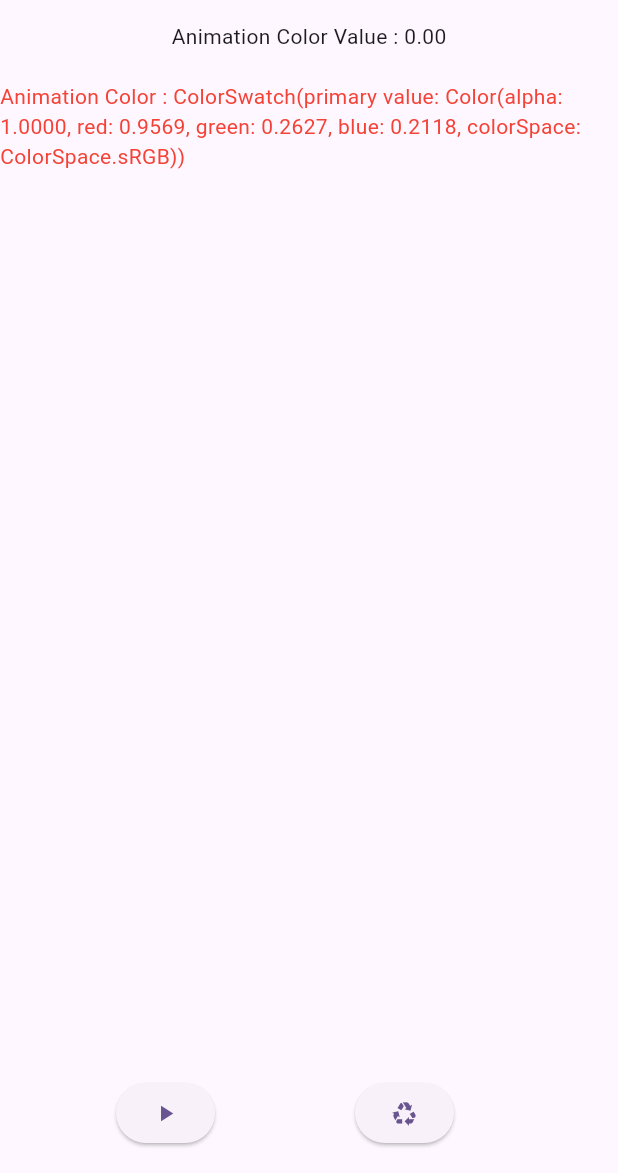
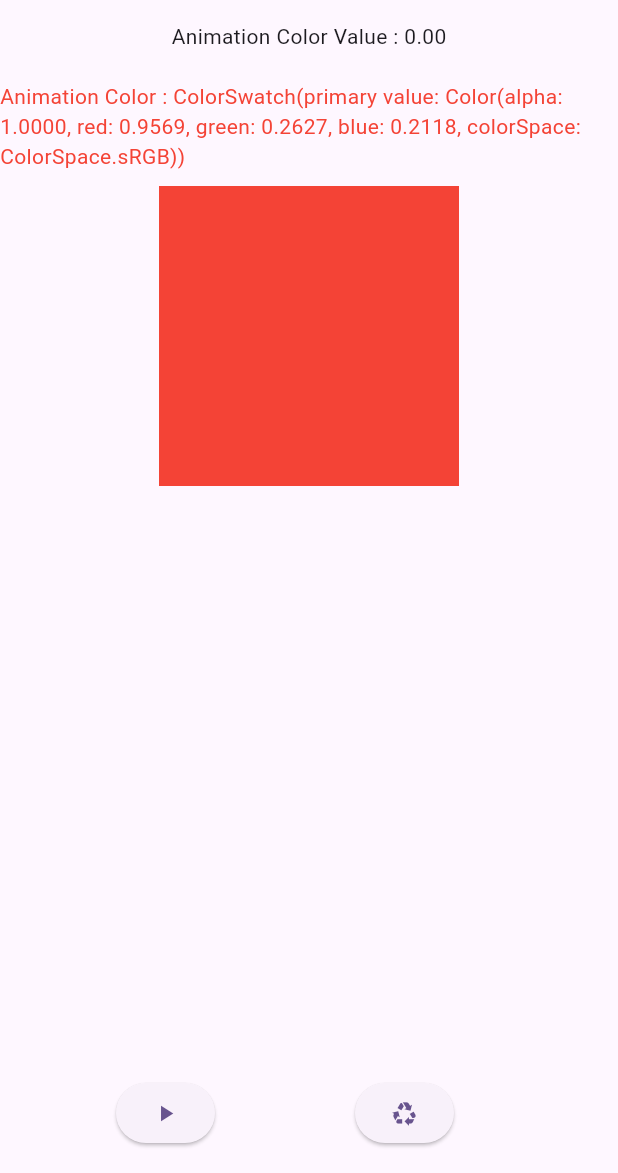
Before and after one commit to samih93/flutter_animation_tutorial, a Flutter app: the screen it shows after launch, on a phone screen of 412 x 824 dp, the part 63-1236 px from its top. Run offline on Flutter 3.47's test engine with Material 2 defaults, Android fonts, the light colour scheme and no system bars.

Commit message:
animation curves

```diff
--- /dev/null
+++ b/lib/animation_curves.dart
@@ -0,0 +1,75 @@
+import 'package:flutter/material.dart';
+
+class AnimationCurvesScreen extends StatefulWidget {
+  const AnimationCurvesScreen({super.key});
+
+  @override
+  State<AnimationCurvesScreen> createState() => _AnimationCurvesScreenState();
+}
+
+class _AnimationCurvesScreenState extends State<AnimationCurvesScreen>
+    with SingleTickerProviderStateMixin {
+  late AnimationController _animationController;
+
+  late Animation _animation;
+  //! or
+  // late Animation<Color> _animation;
+
+  @override
+  void initState() {
+    // TODO: implement initState
+    super.initState();
+    _animationController =
+        AnimationController(vsync: this, duration: const Duration(seconds: 2));
+    _animation = ColorTween(begin: Colors.red, end: Colors.blue).animate(
+        CurvedAnimation(
+            parent: _animationController, curve: Curves.bounceInOut))
+      ..addListener(() {
+        setState(() {});
+      })
+      ..addStatusListener((status) {});
+    // ! OR
+    // _animation = Tween<Color>(begin: Colors.red, end: Colors.blue)
+    //     .animate(_animationController);
+  }
+
+  @override
+  Widget build(BuildContext context) {
+    return Scaffold(
+      appBar: AppBar(title: const Text("Animation Color status")),
+      body: Center(
+          child: Column(children: [
+        Text(
+            "Animation Color Value : ${_animationController.value.toStringAsFixed(2)}"),
+        const SizedBox(
+          height: 20,
+        ),
+        Text(
+          "Animation Color : ${_animation.value}",
+          style: TextStyle(color: _animation.value),
+        ),
+        SizedBox(
+          height: 10,
+        ),
+        Container(
+          color: _animation.value,
+          height: 200,
+          width: 200,
+        )
+      ])),
+      floatingActionButton:
+          Row(mainAxisAlignment: MainAxisAlignment.spaceEvenly, children: [
+        ElevatedButton(
+            onPressed: () {
+              _animationController.forward();
+            },
+            child: Icon(Icons.play_arrow)),
+        ElevatedButton(
+            onPressed: () {
+              _animationController.reverse();
+            },
+            child: Icon(Icons.recycling_sharp))
+      ]),
+    );
+  }
+}
--- a/lib/main.dart
+++ b/lib/main.dart
@@ -1,6 +1,7 @@
 import 'package:flutter/material.dart';
 import 'package:flutter_tutorial_animation/animation_and_tween.dart';
 import 'package:flutter_tutorial_animation/animation_controller_status.dart';
+import 'package:flutter_tutorial_animation/animation_curves.dart';
 
 void main() {
   runApp(const MyApp());
@@ -33,7 +34,7 @@ class MyApp extends StatelessWidget {
         colorScheme: ColorScheme.fromSeed(seedColor: Colors.deepPurple),
         useMaterial3: true,
       ),
-      home: AnimationAndTween(),
+      home: AnimationCurvesScreen(),
     );
   }
 }
```
